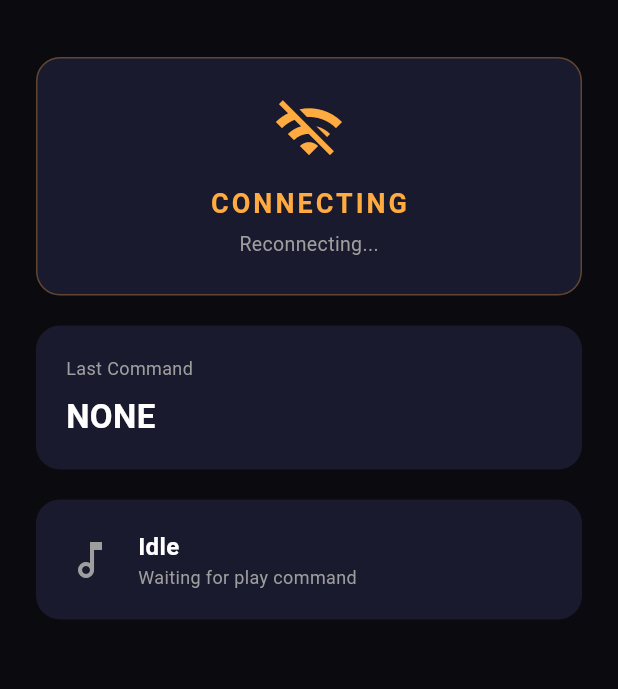
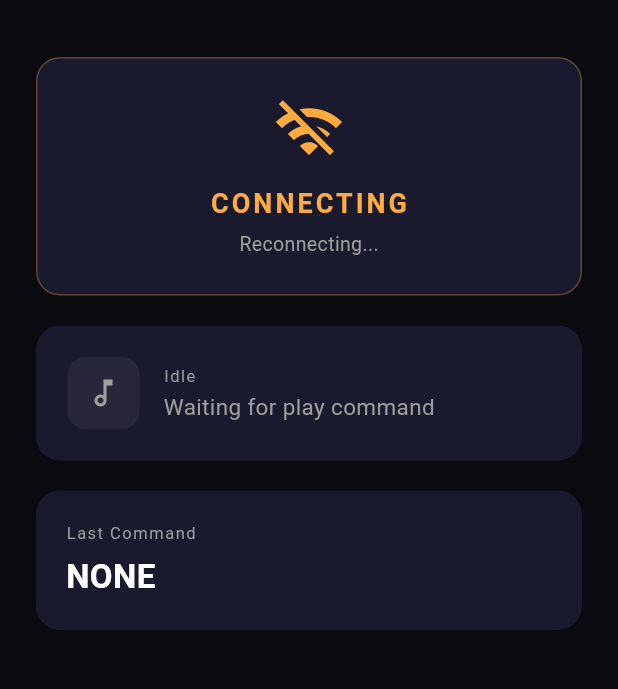
Before and after one commit to Gibsonodoka/SpaceAudio, a Flutter app: the HomeScreen screen opened directly, on a phone screen of 412 x 824 dp, the part 63-752 px from its top. Run offline on Flutter 3.47's test engine with Material 3 defaults, Android fonts, the phone set to English and light mode, and no system bars; our stand-ins replace audio_service, just_audio, shared_preferences, socket_io_client; accounts and stored records are empty.

Commit message:
track playback state per node and playback status on node card

```diff
--- a/node_app/lib/screens/home_screen.dart
+++ b/node_app/lib/screens/home_screen.dart
@@ -17,6 +17,7 @@ class _HomeScreenState extends State<HomeScreen> {
 
   String _connectionStatus = 'connecting';
   String _lastCommand = 'none';
+  String? _currentTrackTitle;
 
   @override
   void initState() {
@@ -26,8 +27,20 @@ class _HomeScreenState extends State<HomeScreen> {
       if (mounted) setState(() => _connectionStatus = status);
     });
 
-    _socket.commandStream.listen((command) {
-      if (mounted) setState(() => _lastCommand = command);
+    _socket.commandStream.listen((data) {
+      final command = data['command'] as String;
+      final payload = data['payload'] ?? {};
+      if (mounted) {
+        setState(() {
+          _lastCommand = command;
+          if (command == 'play') {
+            _currentTrackTitle = payload['trackTitle'] ??
+                _socket.currentTrackTitle ?? 'Playing...';
+          } else if (command == 'stop') {
+            _currentTrackTitle = null;
+          }
+        });
+      }
     });
   }
 
@@ -44,12 +57,9 @@ class _HomeScreenState extends State<HomeScreen> {
 
   Color get _statusColor {
     switch (_connectionStatus) {
-      case 'connected':
-        return Colors.greenAccent;
-      case 'disconnected':
-        return Colors.redAccent;
-      default:
-        return Colors.orangeAccent;
+      case 'connected': return Colors.greenAccent;
+      case 'disconnected': return Colors.redAccent;
+      default: return Colors.orangeAccent;
     }
   }
 
@@ -72,24 +82,19 @@ class _HomeScreenState extends State<HomeScreen> {
         padding: const EdgeInsets.all(24),
         child: Column(
           children: [
-            // Status card
+            // Connection status card
             Container(
               width: double.infinity,
               padding: const EdgeInsets.all(24),
               decoration: BoxDecoration(
                 color: const Color(0xFF1A1A2E),
                 borderRadius: BorderRadius.circular(16),
-                border: Border.all(
-                  color: _statusColor.withOpacity(0.3),
-                  width: 1,
-                ),
+                border: Border.all(color: _statusColor.withOpacity(0.3)),
               ),
               child: Column(
                 children: [
                   Icon(
-                    _connectionStatus == 'connected'
-                        ? Icons.wifi
-                        : Icons.wifi_off,
+                    _connectionStatus == 'connected' ? Icons.wifi : Icons.wifi_off,
                     color: _statusColor,
                     size: 48,
                   ),
@@ -116,6 +121,87 @@ class _HomeScreenState extends State<HomeScreen> {
 
             const SizedBox(height: 20),
 
+            // Now playing card
+            StreamBuilder(
+              stream: _audio.player.playerStateStream,
+              builder: (context, snapshot) {
+                final isPlaying = snapshot.data?.playing ?? false;
+
+                return Container(
+                  width: double.infinity,
+                  padding: const EdgeInsets.all(20),
+                  decoration: BoxDecoration(
+                    color: const Color(0xFF1A1A2E),
+                    borderRadius: BorderRadius.circular(16),
+                    border: Border.all(
+                      color: isPlaying
+                          ? const Color(0xFF6366F1).withOpacity(0.4)
+                          : Colors.transparent,
+                    ),
+                  ),
+                  child: Row(
+                    children: [
+                      Container(
+                        width: 48,
+                        height: 48,
+                        decoration: BoxDecoration(
+                          color: isPlaying
+                              ? const Color(0xFF6366F1).withOpacity(0.2)
+                              : Colors.grey.withOpacity(0.1),
+                          borderRadius: BorderRadius.circular(12),
+                        ),
+                        child: Icon(
+                          isPlaying
+                              ? Icons.graphic_eq_rounded
+                              : Icons.music_note_outlined,
+                          color: isPlaying
+                              ? const Color(0xFF6366F1)
+                              : Colors.grey,
+                          size: 24,
+                        ),
+                      ),
+                      const SizedBox(width: 16),
+                      Expanded(
+                        child: Column(
+                          crossAxisAlignment: CrossAxisAlignment.start,
+                          children: [
+                            Text(
+                              isPlaying ? 'Now Playing' : 'Idle',
+                              style: const TextStyle(
+                                color: Colors.grey,
+                                fontSize: 11,
+                                letterSpacing: 1,
+                              ),
+                            ),
+                            const SizedBox(height: 2),
+                            Text(
+                              isPlaying
+                                  ? (_currentTrackTitle ?? 'Playing...')
+                                  : 'Waiting for play command',
+                              style: TextStyle(
+                                color: isPlaying ? Colors.white : Colors.grey,
+                                fontWeight: isPlaying
+                                    ? FontWeight.bold
+                                    : FontWeight.normal,
+                                fontSize: 15,
+                              ),
+                              maxLines: 1,
+                              overflow: TextOverflow.ellipsis,
+                            ),
+                          ],
+                        ),
+                      ),
+                      if (isPlaying)
+                        const Icon(Icons.volume_up,
+                            color: Color(0xFF6366F1), size: 20),
+                    ],
+                  ),
+                );
+              },
+            ),
+
+            const SizedBox(height: 20),
+
             // Last command card
             Container(
               width: double.infinity,
@@ -128,8 +214,9 @@ class _HomeScreenState extends State<HomeScreen> {
                 crossAxisAlignment: CrossAxisAlignment.start,
                 children: [
                   const Text('Last Command',
-                      style: TextStyle(color: Colors.grey, fontSize: 12)),
-                  const SizedBox(height: 8),
+                      style: TextStyle(color: Colors.grey, fontSize: 11,
+                          letterSpacing: 1)),
+                  const SizedBox(height: 6),
                   Text(
                     _lastCommand.toUpperCase(),
                     style: const TextStyle(
@@ -141,59 +228,6 @@ class _HomeScreenState extends State<HomeScreen> {
                 ],
               ),
             ),
-
-            const SizedBox(height: 20),
-
-            // Playback status
-            StreamBuilder(
-              stream: _audio.player.playerStateStream,
-              builder: (context, snapshot) {
-                final state = snapshot.data;
-                final isPlaying = state?.playing ?? false;
-
-                return Container(
-                  width: double.infinity,
-                  padding: const EdgeInsets.all(20),
-                  decoration: BoxDecoration(
-                    color: const Color(0xFF1A1A2E),
-                    borderRadius: BorderRadius.circular(16),
-                  ),
-                  child: Row(
-                    children: [
-                      Icon(
-                        isPlaying
-                            ? Icons.graphic_eq_rounded
-                            : Icons.music_note_outlined,
-                        color: isPlaying
-                            ? const Color(0xFF6366F1)
-                            : Colors.grey,
-                        size: 32,
-                      ),
-                      const SizedBox(width: 16),
-                      Column(
-                        crossAxisAlignment: CrossAxisAlignment.start,
-                        children: [
-                          Text(
-                            isPlaying ? 'Playing' : 'Idle',
-                            style: const TextStyle(
-                                color: Colors.white,
-                                fontWeight: FontWeight.bold,
-                                fontSize: 16),
-                          ),
-                          Text(
-                            isPlaying
-                                ? 'Audio output active'
-                                : 'Waiting for play command',
-                            style: const TextStyle(
-                                color: Colors.grey, fontSize: 12),
-                          ),
-                        ],
-                      ),
-                    ],
-                  ),
-                );
-              },
-            ),
           ],
         ),
       ),
```
Also changed, not shown: node_app/lib/services/socket_service.dart (+42 -13 lines), 4 other files.
